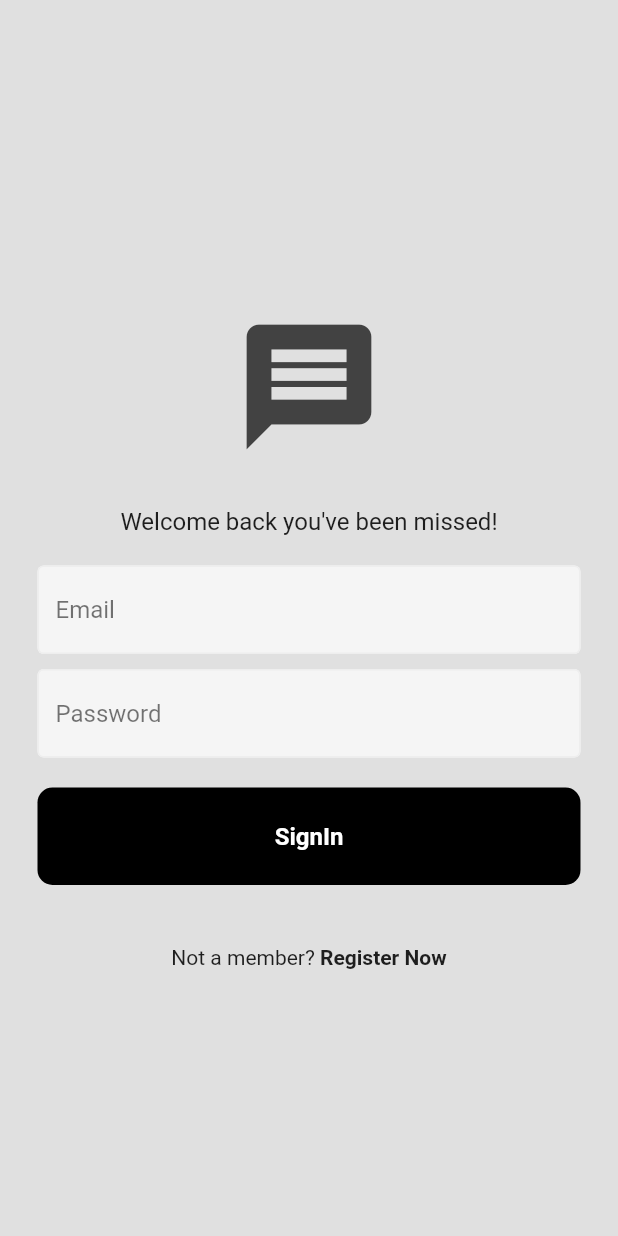
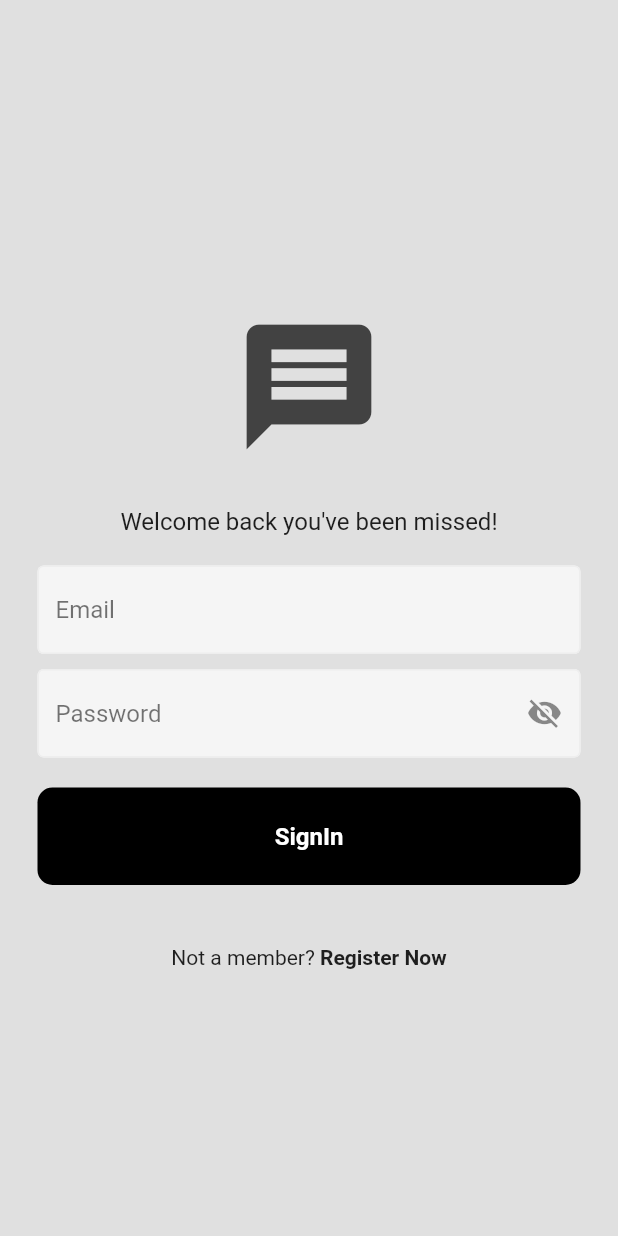
Before and after one commit to aditya-yadv/chat_firebase, a Flutter app: the screen it shows after launch, on a phone screen of 412 x 824 dp. Run offline on Flutter 3.47's test engine with Material 2 defaults, Android fonts, the phone set to English and light mode, and no system bars; our stand-ins replace cloud_firestore, firebase_auth, firebase_core; accounts and stored records are empty.

Commit message:
UI changes

```diff
--- a/lib/screens/loginpage.dart
+++ b/lib/screens/loginpage.dart
@@ -13,6 +13,8 @@ class LoginPage extends StatefulWidget {
 }
 
 class _LoginPageState extends State<LoginPage> {
+  bool obscureText = true;
+
   // text field controllers
   final emailController = TextEditingController();
   final passwordController = TextEditingController();
@@ -39,6 +41,7 @@ class _LoginPageState extends State<LoginPage> {
         child: Center(
           child: Padding(
             padding: const EdgeInsets.symmetric(horizontal: 25.0),
+            child: SingleChildScrollView(
               child: Column(
                 mainAxisAlignment: MainAxisAlignment.center,
                 children: [
@@ -67,11 +70,7 @@ class _LoginPageState extends State<LoginPage> {
 
                   // password field
                   SizedBox(height: 10),
-                MyTextField(
-                  controller: passwordController,
-                  hintText: 'Password',
-                  obscureText: true,
-                ),
+                  Password_text_field(),
 
                   // signin button
                   SizedBox(height: 20),
@@ -99,6 +98,41 @@ class _LoginPageState extends State<LoginPage> {
             ),
           ),
         ),
+      ),
+    );
+  }
+
+  TextField Password_text_field() {
+    return TextField(
+      controller: passwordController,
+      obscureText: obscureText,
+      decoration: InputDecoration(
+        hintText: "Password",
+        enabledBorder: OutlineInputBorder(
+          borderSide: BorderSide(
+            color: Colors.grey.shade200,
+          ),
+        ),
+        focusedBorder: OutlineInputBorder(
+          borderSide: BorderSide(
+            color: Colors.white,
+          ),
+        ),
+        filled: true,
+        fillColor: Colors.grey[100],
+        hintStyle: TextStyle(
+          color: Colors.black54,
+        ),
+        suffixIcon: IconButton(
+          onPressed: () {
+            setState(() {
+              obscureText = !obscureText;
+            });
+          },
+          icon:
+              obscureText ? Icon(Icons.visibility_off) : Icon(Icons.visibility),
+        ),
+      ),
     );
   }
 }
--- a/lib/screens/register_page.dart
+++ b/lib/screens/register_page.dart
@@ -43,7 +43,8 @@ class _RegisterPageState extends State<RegisterPage> {
       body: SafeArea(
         child: Center(
           child: Padding(
-            padding: const EdgeInsets.symmetric(horizontal: 25.0),
+            padding: const EdgeInsets.all(25.0),
+            child: SingleChildScrollView(
               child: Column(
                 mainAxisAlignment: MainAxisAlignment.center,
                 children: [
@@ -112,6 +113,7 @@ class _RegisterPageState extends State<RegisterPage> {
             ),
           ),
         ),
+      ),
     );
   }
 }
```
Also changed, not shown: lib/components/chat_bubble.dart (+4 -4 lines), lib/screens/chat_page.dart (+40 -8 lines), lib/screens/home_page.dart (+17 -3 lines), 7 other files. Lines whose indentation alone changed are shown as unchanged.
